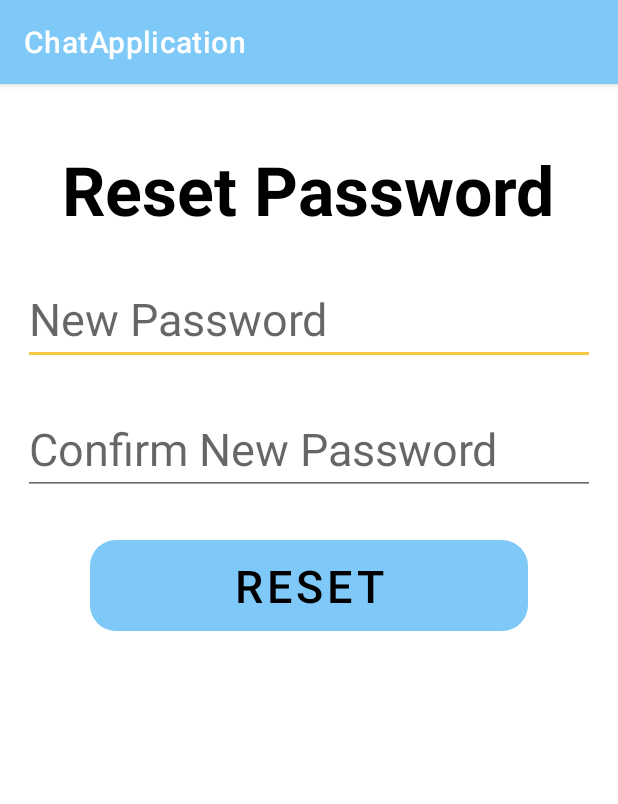
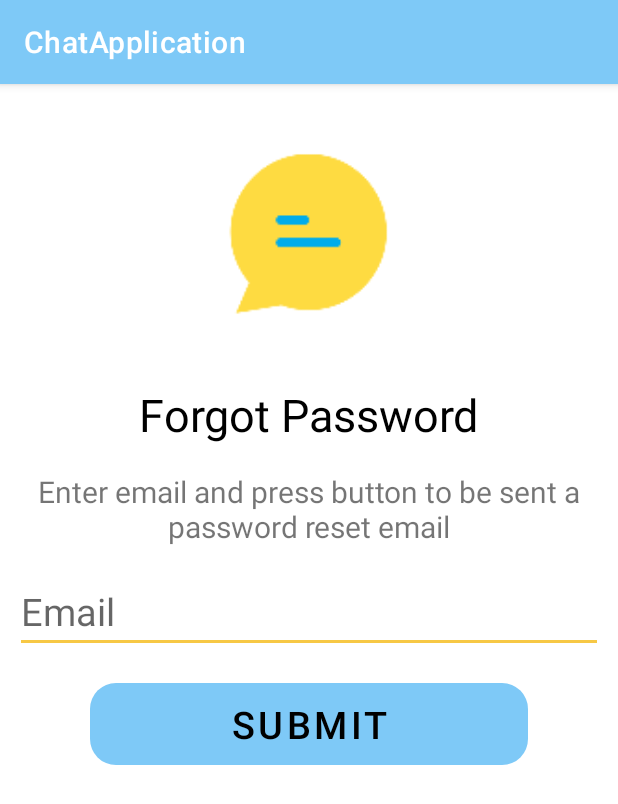
Before and after one commit to leobwatt/ChatApplication, an Android app: the screen it shows after launch (ResetPasswordActivity before the commit, ForgotPasswordActivity after it), after a tap on "Reset Password", on a phone screen of 412 x 824 dp. Shown: the top 804 px of the screen. Run offline under Robolectric (Android 15) with nearby library versions, the light colour scheme and no system bars; our stand-ins replace Firebase (no records; nobody signed in at launch, a user with empty details on screens opened directly).

Commit message:
reset password DONE!

```diff
--- a/app/src/main/AndroidManifest.xml
+++ b/app/src/main/AndroidManifest.xml
@@ -9,6 +9,9 @@
         android:roundIcon="@mipmap/ic_launcher_round"
         android:supportsRtl="true"
         android:theme="@style/Theme.ChatApplication">
+        <activity
+            android:name=".ForgotPasswordActivity"
+            android:exported="false" />
         <activity
             android:name=".ResetPasswordActivity"
             android:exported="false" />
--- /dev/null
+++ b/app/src/main/java/com/example/chatapplication/ForgotPasswordActivity.kt
@@ -0,0 +1,42 @@
+package com.example.chatapplication
+
+import androidx.appcompat.app.AppCompatActivity
+import android.os.Bundle
+import android.widget.Button
+import android.widget.EditText
+import android.widget.Toast
+import com.google.firebase.auth.FirebaseAuth
+
+class ForgotPasswordActivity : AppCompatActivity() {
+
+    private lateinit var btn_submit: Button
+    private lateinit var edt_fp_email: EditText
+
+    override fun onCreate(savedInstanceState: Bundle?) {
+        super.onCreate(savedInstanceState)
+        setContentView(R.layout.activity_forgot_password)
+
+        btn_submit = findViewById(R.id.btn_submit)
+        edt_fp_email = findViewById(R.id.edt_fp_email)
+
+        btn_submit.setOnClickListener(){
+
+            val email: String = edt_fp_email.text.toString()
+
+            if (email.isEmpty()){
+                Toast.makeText(this@ForgotPasswordActivity, "Please enter an email address", Toast.LENGTH_SHORT).show()
+            } else {
+                FirebaseAuth.getInstance().sendPasswordResetEmail(email)
+                    .addOnCompleteListener{task ->
+                        if (task.isSuccessful) {
+                            Toast.makeText(this@ForgotPasswordActivity, "Email sent successfully", Toast.LENGTH_SHORT).show()
+
+                            finish()
+                        }
+                    }
+            }
+
+        }
+
+    }
+}
--- a/app/src/main/java/com/example/chatapplication/Login.kt
+++ b/app/src/main/java/com/example/chatapplication/Login.kt
@@ -52,7 +52,7 @@ class Login : AppCompatActivity() {
         }
 
         reset_password.setOnClickListener() {
-            val intent = Intent(this@Login, ResetPasswordActivity::class.java)
+            val intent = Intent(this@Login, ForgotPasswordActivity::class.java)
             finish()
             startActivity(intent)
         }
--- a/app/src/main/java/com/example/chatapplication/ProfileActivity.kt
+++ b/app/src/main/java/com/example/chatapplication/ProfileActivity.kt
@@ -26,7 +26,7 @@ class ProfileActivity : AppCompatActivity() {
         database = FirebaseDatabase.getInstance()
 
         val ref = database.getReference("user").child(uid!!)
-
+/*
         val postListener = object : ValueEventListener {
             override fun onDataChange(dataSnapshot: DataSnapshot) {
                 // getting name from database
@@ -37,7 +37,7 @@ class ProfileActivity : AppCompatActivity() {
 
             }
         }
-
+*/
 
 
 /*
@@ -63,7 +63,7 @@ class ProfileActivity : AppCompatActivity() {
         supportActionBar?.title = "Profile"
 
         val profileName: TextView = findViewById(R.id.profile_name) as TextView
-        profileName.text = "$name"
+        //profileName.text = "$name"
 
 
         val profileEmail: TextView = findViewById(R.id.profile_email) as TextView
--- /dev/null
+++ b/app/src/main/res/layout/activity_forgot_password.xml
@@ -0,0 +1,67 @@
+<?xml version="1.0" encoding="utf-8"?>
+<RelativeLayout xmlns:android="http://schemas.android.com/apk/res/android"
+    xmlns:app="http://schemas.android.com/apk/res-auto"
+    xmlns:tools="http://schemas.android.com/tools"
+    android:layout_width="match_parent"
+    android:layout_height="match_parent"
+    tools:context=".ForgotPasswordActivity">
+
+    <ImageView
+        android:id="@+id/img_fp_logo"
+        android:layout_width="200dp"
+        android:layout_height="200dp"
+        android:src="@mipmap/ic_launcher_foreground"
+        android:layout_centerHorizontal="true">
+    </ImageView>
+
+    <TextView
+        android:id="@+id/txt_fp_title"
+        android:layout_below="@+id/img_fp_logo"
+        android:layout_width="wrap_content"
+        android:layout_height="wrap_content"
+        android:text="Forgot Password"
+        android:textSize="30dp"
+        android:layout_centerHorizontal="true"
+        android:textColor="@color/black">
+    </TextView>
+
+    <TextView
+        android:id="@+id/txt_fp_info"
+        android:layout_below="@+id/txt_fp_title"
+        android:layout_width="wrap_content"
+        android:layout_height="wrap_content"
+        android:text="Enter email and press button to be sent a password reset email"
+        android:textSize="20dp"
+        android:layout_centerHorizontal="true"
+        android:gravity="center"
+        android:layout_marginTop="17dp">
+    </TextView>
+
+    <EditText
+        android:id="@+id/edt_fp_email"
+        android:layout_below="@+id/txt_fp_info"
+        android:layout_width="match_parent"
+        android:layout_height="wrap_content"
+        android:backgroundTint="@color/light_yellow"
+        android:hint="Email"
+        android:textSize="25dp"
+        android:layout_marginLeft="10dp"
+        android:layout_marginRight="10dp"
+        android:layout_marginTop="15dp">
+    </EditText>
+
+    <Button
+        android:id="@+id/btn_submit"
+        android:layout_below="@id/edt_fp_email"
+        android:layout_width="match_parent"
+        android:layout_height="wrap_content"
+        android:background="@drawable/btn_corners"
+        android:text="Submit"
+        android:textColor="@color/black"
+        android:textSize="25dp"
+        android:layout_marginRight="60dp"
+        android:layout_marginLeft="60dp"
+        android:layout_marginTop="20dp">
+    </Button>
+
+</RelativeLayout>
--- a/app/src/main/res/layout/activity_login.xml
+++ b/app/src/main/res/layout/activity_login.xml
@@ -46,7 +46,7 @@
         android:layout_height="wrap_content"
         android:backgroundTint="@color/white"
         android:text="@string/reset_password"
-        android:textColor="@color/black"
+        android:textColor="@color/dark_grey"
         android:textSize="15dp"
         android:paddingTop="0dp"
         android:paddingBottom="0dp"
--- a/app/src/main/res/layout/activity_reset_password.xml
+++ b/app/src/main/res/layout/activity_reset_password.xml
@@ -11,20 +11,31 @@
         android:layout_width="wrap_content"
         android:layout_height="wrap_content"
         android:text="Reset Password"
-        android:textSize="45dp"
-        android:textStyle="bold"
+        android:textSize="35sp"
         android:textColor="@color/black"
         android:layout_centerHorizontal="true"
-        android:layout_marginTop="40dp">
+        android:layout_marginTop="50dp">
     </TextView>
 
     <EditText
-        android:id="@+id/new_password"
+        android:id="@+id/reset_password_email"
         android:layout_below="@+id/reset_password_title"
         android:layout_width="match_parent"
         android:layout_height="wrap_content"
+        android:hint="Email"
+        android:textSize="25sp"
+        android:layout_marginRight="15dp"
+        android:layout_marginLeft="15dp"
+        android:layout_marginTop="30dp">
+    </EditText>
+
+    <EditText
+        android:id="@+id/new_password"
+        android:layout_below="@+id/reset_password_email"
+        android:layout_width="match_parent"
+        android:layout_height="wrap_content"
         android:hint="New Password"
-        android:textSize="30sp"
+        android:textSize="25sp"
         android:layout_marginRight="15dp"
         android:layout_marginLeft="15dp"
         android:layout_marginTop="25dp">
@@ -36,7 +47,7 @@
         android:layout_width="match_parent"
         android:layout_height="wrap_content"
         android:hint="Confirm New Password"
-        android:textSize="30sp"
+        android:textSize="25sp"
         android:layout_marginRight="15dp"
         android:layout_marginLeft="15dp"
         android:layout_marginTop="25dp">
@@ -50,10 +61,10 @@
         android:layout_height="wrap_content"
         android:text="Reset"
         android:textColor="@color/black"
-        android:textSize="30sp"
+        android:textSize="25sp"
         android:layout_marginTop="30dp"
-        android:layout_marginLeft="60dp"
-        android:layout_marginRight="60dp">
+        android:layout_marginLeft="65dp"
+        android:layout_marginRight="65dp">
     </Button>
 
 </RelativeLayout>
--- a/app/src/main/res/values/colors.xml
+++ b/app/src/main/res/values/colors.xml
@@ -11,4 +11,5 @@
     <color name="white">#FFFFFFFF</color>
     <color name="light_blue_purple">#7090e6</color>
     <color name="light_grey">#cccccc</color>
+    <color name="dark_grey">#4a4a4a</color>
 </resources>
```
Also changed, not shown: app/src/main/java/com/example/chatapplication/ResetPasswordActivity.kt (+20 -0 lines).
